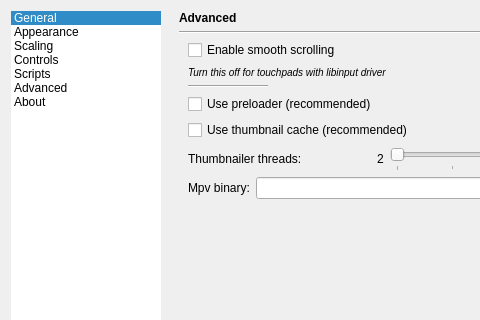
do-i/thumbgrid, file gui/dialogs/settingsdialog.ui: the form before one commit; both pictures show x 0 to 480 and y 0 to 320 of the 590 by 500 pixel window.
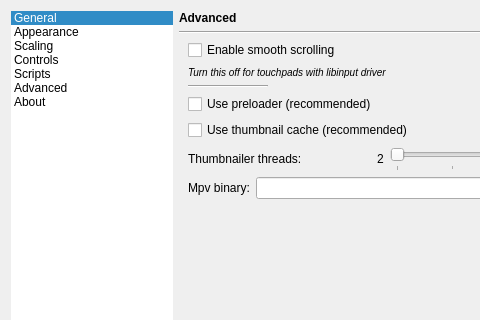
The form after the commit. The open tabs and pages were chosen to show the change. Icons and pictures are not drawn. Custom widgets are drawn as their Qt base class.

```diff
--- a/gui/dialogs/settingsdialog.ui
+++ b/gui/dialogs/settingsdialog.ui
@@ -75,20 +75,20 @@
        <item>
         <widget class="QListWidget" name="sideBar">
          <property name="sizePolicy">
-          <sizepolicy hsizetype="Fixed" vsizetype="MinimumExpanding">
+          <sizepolicy hsizetype="Preferred" vsizetype="MinimumExpanding">
            <horstretch>0</horstretch>
            <verstretch>0</verstretch>
           </sizepolicy>
          </property>
          <property name="minimumSize">
           <size>
-           <width>150</width>
+           <width>50</width>
            <height>0</height>
           </size>
          </property>
          <property name="maximumSize">
           <size>
-           <width>150</width>
+           <width>400</width>
            <height>16777215</height>
           </size>
          </property>
@@ -118,8 +118,8 @@
          </property>
          <property name="iconSize">
           <size>
-           <width>120</width>
-           <height>120</height>
+           <width>32</width>
+           <height>32</height>
           </size>
          </property>
          <property name="textElideMode">
```
Left out of the diff: 21 changed lines with no effect on the pictures.
